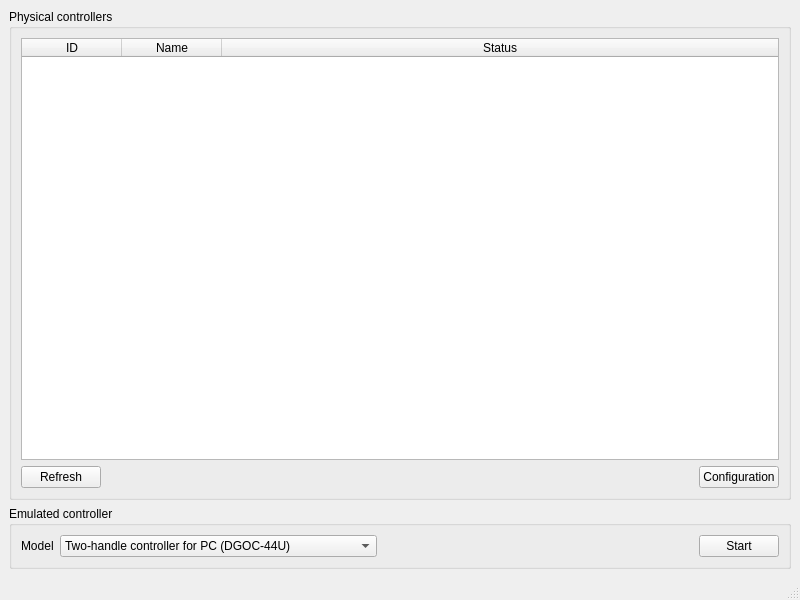
First picture: the form in gui/main_ui.ui, repository marcriera/ddgo-converter, before the edit.
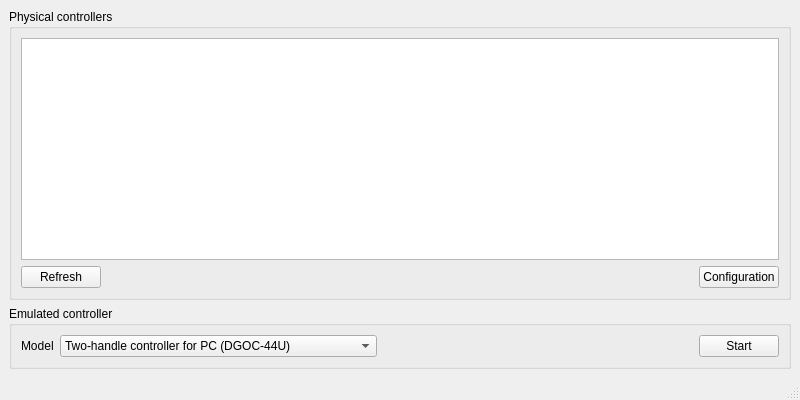
Second picture: the form after the edit.

Commit message: List gamepads

Patch:
```diff
--- a/gui/main_ui.ui
+++ b/gui/main_ui.ui
@@ -7,7 +7,7 @@
     <x>0</x>
     <y>0</y>
     <width>800</width>
-    <height>600</height>
+    <height>400</height>
    </rect>
   </property>
   <property name="sizePolicy">
@@ -19,13 +19,13 @@
   <property name="minimumSize">
    <size>
     <width>800</width>
-    <height>600</height>
+    <height>400</height>
    </size>
   </property>
   <property name="maximumSize">
    <size>
     <width>800</width>
-    <height>600</height>
+    <height>400</height>
    </size>
   </property>
   <property name="windowTitle">
@@ -54,7 +54,7 @@
         </property>
         <layout class="QVBoxLayout" name="verticalLayout_2">
          <item>
-          <widget class="QTableWidget" name="tableWidget_physicalControllerList">
+          <widget class="QTableView" name="tableView_physicalControllerList">
            <property name="selectionMode">
             <enum>QAbstractItemView::SingleSelection</enum>
            </property>
@@ -64,21 +64,9 @@
            <attribute name="horizontalHeaderStretchLastSection">
             <bool>true</bool>
            </attribute>
-           <column>
-            <property name="text">
-             <string>ID</string>
-            </property>
-           </column>
-           <column>
-            <property name="text">
-             <string>Name</string>
-            </property>
-           </column>
-           <column>
-            <property name="text">
-             <string>Status</string>
-            </property>
-           </column>
+           <attribute name="verticalHeaderVisible">
+            <bool>false</bool>
+           </attribute>
           </widget>
          </item>
          <item>
```
The commit also changes 4 other files.
